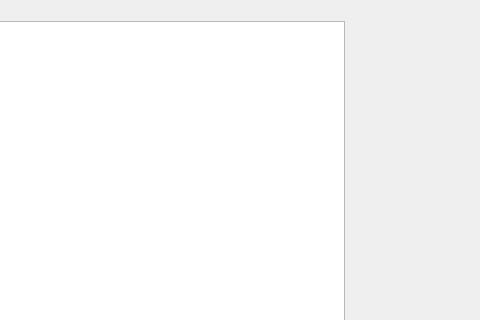
Roarcannotprogramming/homework_2, file homework_2/arithmetic_generation_tool_ui/dialog2.ui: the form before one commit; both pictures show x 351 to 831 and y 0 to 320 of the 831 by 546 pixel window.
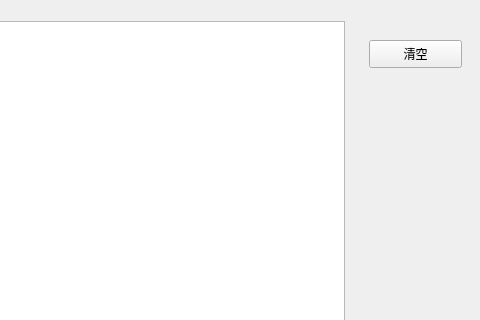
The form after the commit.

Diff of the .ui file:
```diff
--- a/homework_2/arithmetic_generation_tool_ui/dialog2.ui
+++ b/homework_2/arithmetic_generation_tool_ui/dialog2.ui
@@ -39,6 +39,19 @@
     </rect>
    </property>
   </widget>
+  <widget class="QPushButton" name="pushButton">
+   <property name="geometry">
+    <rect>
+     <x>720</x>
+     <y>40</y>
+     <width>93</width>
+     <height>28</height>
+    </rect>
+   </property>
+   <property name="text">
+    <string>清空</string>
+   </property>
+  </widget>
  </widget>
  <resources/>
  <connections>
```
